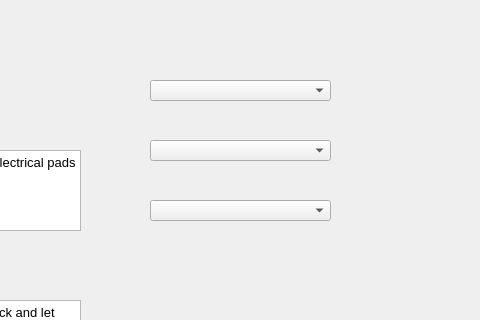
Old version of the form interface.ui in the repository vidun-jay/3004-team-project; both pictures show x 420 to 900 and y 0 to 320 of the 1291 by 600 pixel window.
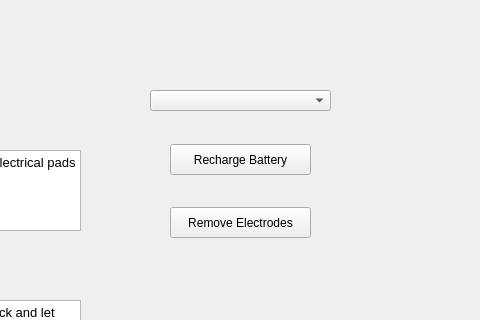
New version of the form.

What changed in the file:
```diff
--- a/interface.ui
+++ b/interface.ui
@@ -13,6 +13,9 @@
   <property name="windowTitle">
    <string>Interface</string>
   </property>
+  <property name="autoFillBackground">
+   <bool>true</bool>
+  </property>
   <widget class="QWidget" name="centralwidget">
    <widget class="QPushButton" name="powerButton">
     <property name="geometry">
@@ -146,27 +149,7 @@
     <property name="geometry">
      <rect>
       <x>570</x>
-      <y>140</y>
-      <width>181</width>
-      <height>21</height>
-     </rect>
-    </property>
-   </widget>
-   <widget class="QComboBox" name="chooseShock">
-    <property name="geometry">
-     <rect>
-      <x>570</x>
-      <y>200</y>
-      <width>181</width>
-      <height>21</height>
-     </rect>
-    </property>
-   </widget>
-   <widget class="QComboBox" name="choosePads">
-    <property name="geometry">
-     <rect>
-      <x>570</x>
-      <y>80</y>
+      <y>90</y>
       <width>181</width>
       <height>21</height>
      </rect>
@@ -199,6 +182,48 @@
 &lt;p style=&quot; margin-top:0px; margin-bottom:0px; margin-left:0px; margin-right:0px; -qt-block-indent:0; text-indent:0px;&quot;&gt;Console output:&lt;/p&gt;&lt;/body&gt;&lt;/html&gt;</string>
     </property>
    </widget>
+   <widget class="QLabel" name="finalGraph">
+    <property name="geometry">
+     <rect>
+      <x>521</x>
+      <y>326</y>
+      <width>471</width>
+      <height>221</height>
+     </rect>
+    </property>
+    <property name="autoFillBackground">
+     <bool>true</bool>
+    </property>
+    <property name="text">
+     <string/>
+    </property>
+   </widget>
+   <widget class="QPushButton" name="chargeBattery">
+    <property name="geometry">
+     <rect>
+      <x>590</x>
+      <y>144</y>
+      <width>141</width>
+      <height>31</height>
+     </rect>
+    </property>
+    <property name="text">
+     <string>Recharge Battery</string>
+    </property>
+   </widget>
+   <widget class="QPushButton" name="electrodeButton">
+    <property name="geometry">
+     <rect>
+      <x>590</x>
+      <y>207</y>
+      <width>141</width>
+      <height>31</height>
+     </rect>
+    </property>
+    <property name="text">
+     <string>Remove Electrodes</string>
+    </property>
+   </widget>
   </widget>
   <widget class="QMenuBar" name="menubar">
    <property name="geometry">
```
